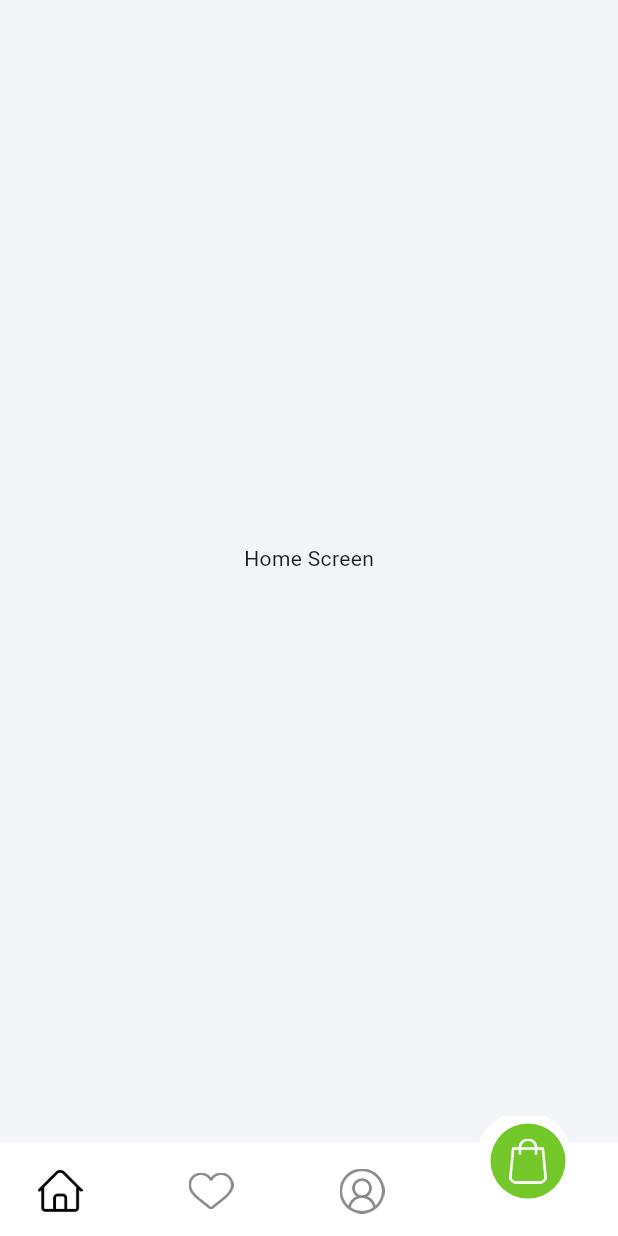
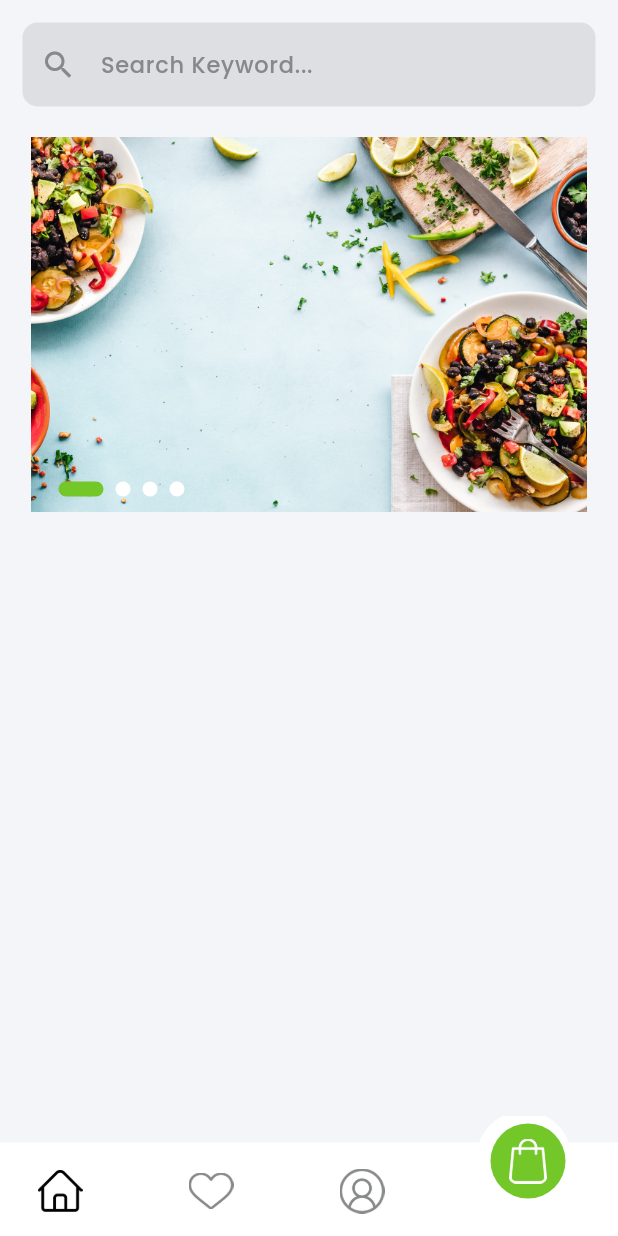
Before and after one commit to Megan-IT-Solution/Niligiris-User-App, a Flutter app: the LoginScreen screen opened directly, after a tap on "Log In", on a phone screen of 412 x 824 dp. Run offline on Flutter 3.47's test engine with Material 3 defaults, Android fonts, the phone set to English and light mode, and no system bars; drawn by our look-alikes of carousel_slider; our stand-ins replace get, google_fonts, smooth_page_indicator.

Commit message:
Banner Portion Added to Home Screen

```diff
--- a/lib/main.dart
+++ b/lib/main.dart
@@ -2,7 +2,7 @@ import 'package:flutter/material.dart';
 import 'package:get/get.dart';
 import 'package:nilgiris/controllers/switch_controller.dart';
 import 'package:nilgiris/controllers/visibility_controller.dart';
-import 'package:nilgiris/screens/splash/splash_screen.dart';
+import 'package:nilgiris/screens/custom_navbar/custom_navbar_screen.dart';
 import 'package:provider/provider.dart';
 
 void main() {
@@ -24,7 +24,8 @@ class MyApp extends StatelessWidget {
         theme: ThemeData(
           colorScheme: ColorScheme.fromSeed(seedColor: Colors.deepPurple),
         ),
-        home: SplashScreen(),
+        // home: SplashScreen(),
+        home: CustomNavbarScreen(),
       ),
     );
   }
--- a/lib/screens/custom_navbar/home/home_screen.dart
+++ b/lib/screens/custom_navbar/home/home_screen.dart
@@ -1,10 +1,94 @@
+import 'package:carousel_slider/carousel_slider.dart';
 import 'package:flutter/material.dart';
+import 'package:nilgiris/widgets/text_inputs.dart';
 
-class HomeScreen extends StatelessWidget {
+import '../../../constants/app_colors.dart';
+
+class HomeScreen extends StatefulWidget {
   const HomeScreen({super.key});
 
   @override
+  State<HomeScreen> createState() => _HomeScreenState();
+}
+
+class _HomeScreenState extends State<HomeScreen> {
+  int _currentIndex = 0;
+
+  final List<String> imageUrls = [
+    'assets/images/ad.png',
+    'assets/images/ad.png',
+    'assets/images/ad.png',
+    'assets/images/ad.png',
+  ];
+
+  @override
   Widget build(BuildContext context) {
-    return Center(child: Text("Home Screen"));
+    return Scaffold(
+      backgroundColor: AppColors.bgColor,
+      body: SafeArea(
+        child: Padding(
+          padding: const EdgeInsets.symmetric(horizontal: 15, vertical: 15),
+          child: Column(
+            crossAxisAlignment: CrossAxisAlignment.start,
+            children: [
+              SearchTextInput(),
+              const SizedBox(height: 20),
+              Stack(
+                children: [
+                  CarouselSlider(
+                    options: CarouselOptions(
+                      height: 250,
+                      autoPlay: true,
+                      enlargeCenterPage: true,
+                      viewportFraction: 0.97,
+                      aspectRatio: 16 / 9,
+                      autoPlayInterval: const Duration(seconds: 3),
+                      onPageChanged: (index, reason) {
+                        setState(() {
+                          _currentIndex = index;
+                        });
+                      },
+                    ),
+                    items:
+                        imageUrls.map((url) {
+                          return Image.asset(
+                            url,
+                            fit: BoxFit.cover,
+                            width: double.infinity,
+                          );
+                        }).toList(),
+                  ),
+                  Positioned(
+                    bottom: 10,
+                    left: 20,
+                    child: Row(
+                      children:
+                          imageUrls.asMap().entries.map((entry) {
+                            bool isActive = _currentIndex == entry.key;
+                            return AnimatedContainer(
+                              duration: const Duration(milliseconds: 300),
+                              width: isActive ? 30.0 : 10.0,
+                              height: 10.0,
+                              margin: const EdgeInsets.symmetric(
+                                horizontal: 4.0,
+                              ),
+                              decoration: BoxDecoration(
+                                color:
+                                    isActive
+                                        ? AppColors.primaryColor
+                                        : AppColors.primaryWhite,
+                                borderRadius: BorderRadius.circular(20),
+                              ),
+                            );
+                          }).toList(),
+                    ),
+                  ),
+                ],
+              ),
+            ],
+          ),
+        ),
+      ),
+    );
   }
 }
--- a/lib/widgets/text_inputs.dart
+++ b/lib/widgets/text_inputs.dart
@@ -1,6 +1,7 @@
 import 'package:flutter/material.dart';
 
 import '../constants/app_colors.dart';
+import '../constants/app_text_styles.dart';
 
 class CustomTextInput extends StatelessWidget {
   final String hintText;
@@ -42,3 +43,29 @@ class CustomTextInput extends StatelessWidget {
     );
   }
 }
+
+class SearchTextInput extends StatelessWidget {
+  const SearchTextInput({super.key});
+
+  @override
+  Widget build(BuildContext context) {
+    return TextField(
+      decoration: InputDecoration(
+        filled: true,
+        fillColor: AppColors.lightGrey.withValues(alpha: 0.2),
+        border: InputBorder.none,
+        enabledBorder: OutlineInputBorder(
+          borderRadius: BorderRadius.circular(10),
+          borderSide: BorderSide.none,
+        ),
+        focusedBorder: OutlineInputBorder(
+          borderRadius: BorderRadius.circular(10),
+          borderSide: BorderSide.none,
+        ),
+        prefixIcon: Icon(Icons.search, color: AppColors.lightGrey),
+        hintText: "Search Keyword...",
+        hintStyle: AppTextStyles.h1.copyWith(color: AppColors.lightGrey),
+      ),
+    );
+  }
+}
--- a/pubspec.yaml
+++ b/pubspec.yaml
@@ -38,6 +38,7 @@ dependencies:
   provider: ^6.1.5
   google_fonts: ^6.2.1
   smooth_page_indicator: ^1.2.1
+  carousel_slider: ^5.1.1
 
 dev_dependencies:
   flutter_test:
```
Also changed, not shown: assets/images/ad.png (added), pubspec.lock.
